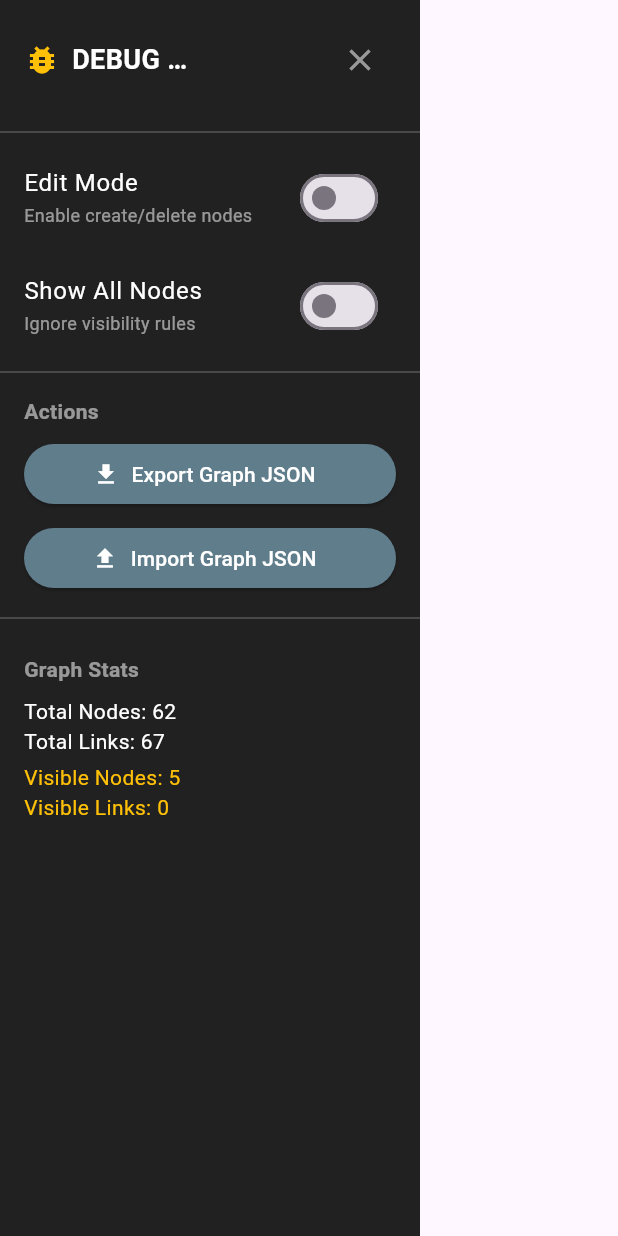
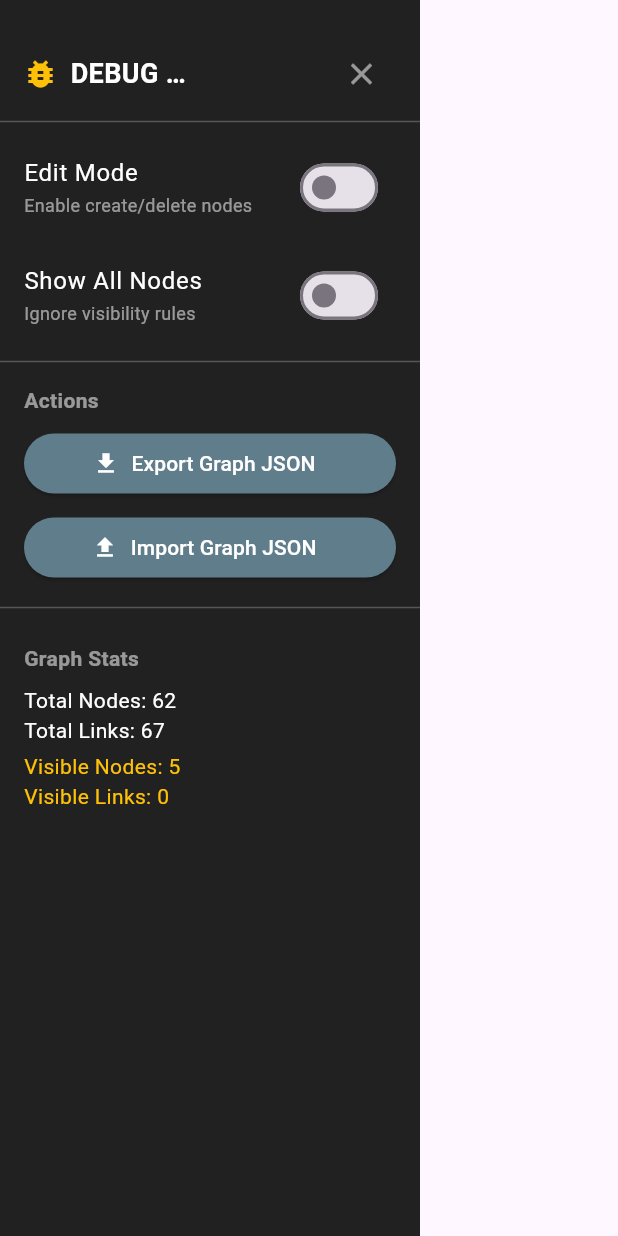
Before and after one commit to nananaseek/graph, a Flutter app: the DebugPanel widget shown alone on an empty page, opened directly with empty values, on a phone screen of 412 x 824 dp. Run offline on Flutter 3.47's test engine with Material 3 defaults, Android fonts, the phone set to English and light mode, and no system bars; our stand-ins replace file_picker, get_it, logger, permission_handler; missing offline and left inert: file_saver.

Commit message:
fix: adjust camera service target scale calculation and debug panel header padding

```diff
--- a/lib/services/camera_service.dart
+++ b/lib/services/camera_service.dart
@@ -28,7 +28,7 @@ class CameraService {
     // Target scale: nodeRadius * 2 should be 45% of min(screenWidth, screenHeight)
     final targetDiameter = nodeRadius * 2;
     final targetViewSize = screenSize.shortestSide;
-    final targetScale = (targetViewSize * 0.45) / targetDiameter;
+    final targetScale = (targetViewSize * 0.05) / targetDiameter;
 
     // Clamp scale to InteractiveViewer bounds
     final scale = targetScale.clamp(0.3, 5.0);
--- a/lib/ui/widgets/debug_panel.dart
+++ b/lib/ui/widgets/debug_panel.dart
@@ -21,7 +21,7 @@ class DebugPanel extends StatelessWidget {
         children: [
           // Header
           Padding(
-            padding: const EdgeInsets.all(16.0),
+            padding: const EdgeInsets.fromLTRB(15.0, 25.0, 15.0, 0.0),
             child: Row(
               children: [
                 const Icon(Icons.bug_report, color: Colors.amber),
```
